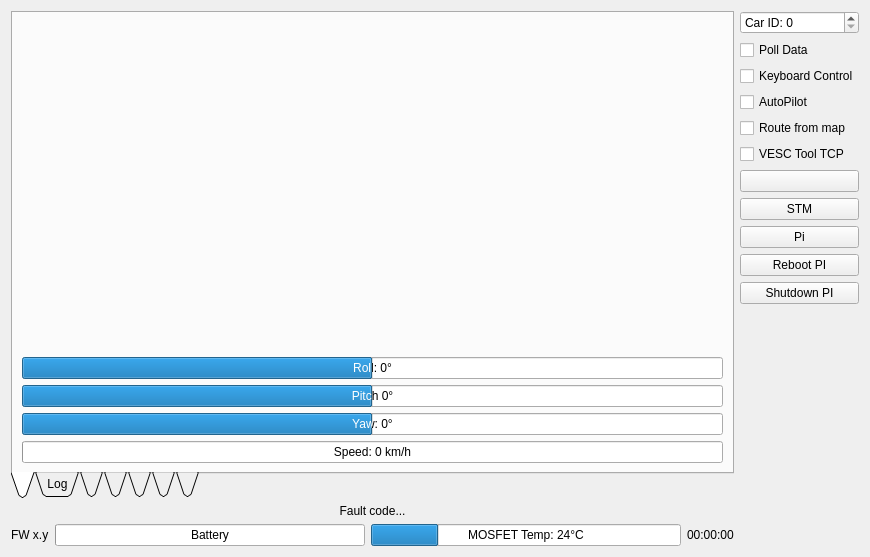
Qt form Linux/RControlStation/carinterface.ui (GunnarLarssonSLU/rise_sdvp) before a commit.
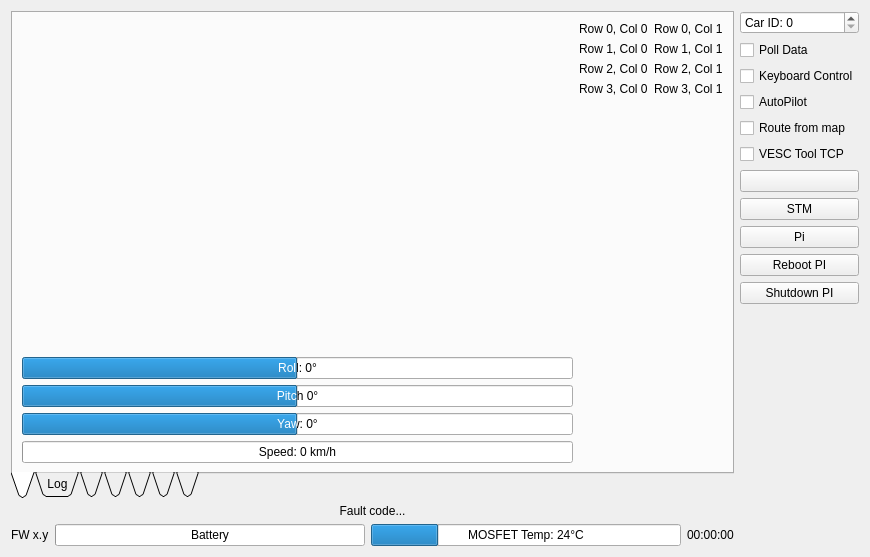
The same form after that commit. The open tabs and pages were chosen to show the change. Icons and pictures are not drawn. Custom widgets are drawn as their Qt base class.

Diff of the .ui file:
```diff
--- a/Linux/RControlStation/carinterface.ui
+++ b/Linux/RControlStation/carinterface.ui
@@ -41,9 +41,9 @@
         <attribute name="toolTip">
          <string>Orientation</string>
         </attribute>
-        <layout class="QVBoxLayout" name="verticalLayout_15">
+        <layout class="QHBoxLayout" name="horizontalLayout">
          <item>
-          <layout class="QVBoxLayout" name="orientationLayout">
+          <layout class="QVBoxLayout" name="vehicleStateLeftLayout">
            <item>
             <spacer name="orientationSpacer">
              <property name="orientation">
@@ -120,6 +120,79 @@
            </item>
           </layout>
          </item>
+         <item>
+          <layout class="QGridLayout" name="gridLayout">
+           <item row="0" column="0">
+            <widget class="QLabel" name="label00">
+             <property name="text">
+              <string>Row 0, Col 0</string>
+             </property>
+            </widget>
+           </item>
+           <item row="0" column="1">
+            <widget class="QLabel" name="label01">
+             <property name="text">
+              <string>Row 0, Col 1</string>
+             </property>
+            </widget>
+           </item>
+           <item row="1" column="0">
+            <widget class="QLabel" name="label10">
+             <property name="text">
+              <string>Row 1, Col 0</string>
+             </property>
+            </widget>
+           </item>
+           <item row="1" column="1">
+            <widget class="QLabel" name="label11">
+             <property name="text">
+              <string>Row 1, Col 1</string>
+             </property>
+            </widget>
+           </item>
+           <item row="2" column="0">
+            <widget class="QLabel" name="label20">
+             <property name="text">
+              <string>Row 2, Col 0</string>
+             </property>
+            </widget>
+           </item>
+           <item row="2" column="1">
+            <widget class="QLabel" name="label21">
+             <property name="text">
+              <string>Row 2, Col 1</string>
+             </property>
+            </widget>
+           </item>
+           <item row="3" column="0">
+            <widget class="QLabel" name="label30">
+             <property name="text">
+              <string>Row 3, Col 0</string>
+             </property>
+            </widget>
+           </item>
+           <item row="3" column="1">
+            <widget class="QLabel" name="label31">
+             <property name="text">
+              <string>Row 3, Col 1</string>
+             </property>
+            </widget>
+           </item>
+           <item row="4" column="0" colspan="2">
+            <spacer name="gridBottomSpacer">
+             <property name="orientation">
+              <enum>Qt::Orientation::Vertical</enum>
+             </property>
+             <property name="sizeHint" stdset="0">
+              <size>
+               <width>20</width>
+               <height>40</height>
+              </size>
+             </property>
+            </spacer>
+           </item>
+          </layout>
+         </item>
         </layout>
        </widget>
        <widget class="QWidget" name="tab">
```
Left out of the diff: 289 changed lines with no effect on the pictures.
